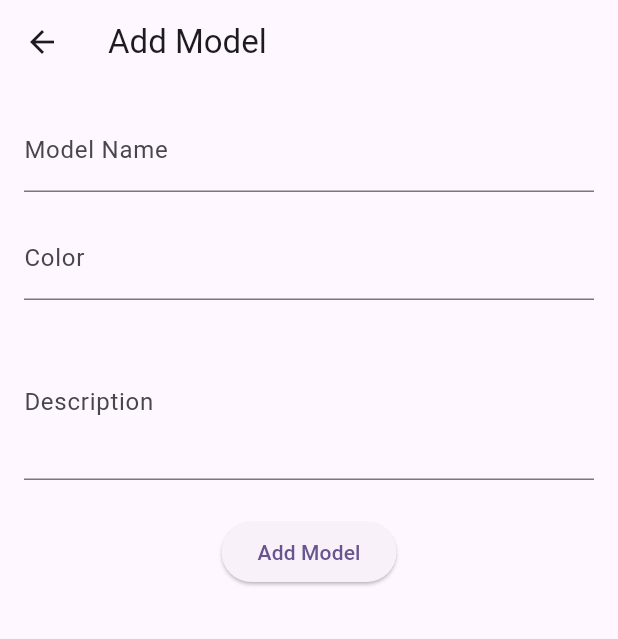
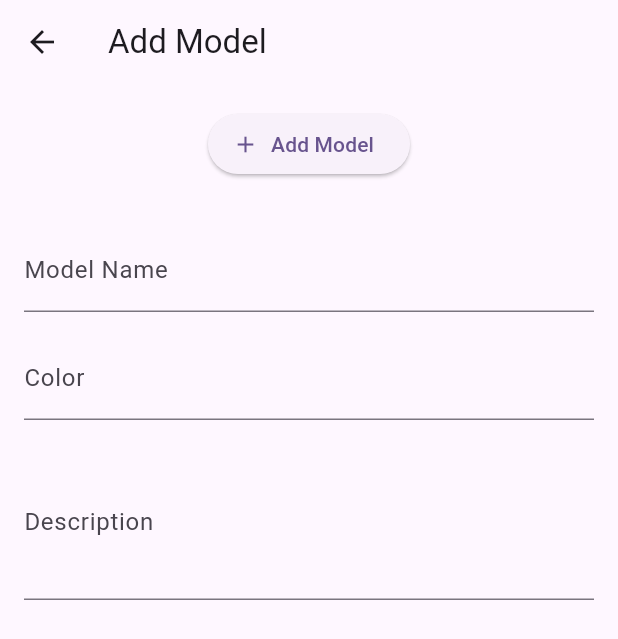
Before and after one commit to faisalahamed/anis_dealer, a Flutter app: the AddModelView screen opened directly, on a phone screen of 412 x 824 dp. Shown: the top 639 px of the screen. Run offline on Flutter 3.47's test engine with Material 3 defaults, Android fonts, the phone set to English and light mode, and no system bars.

Commit message:
basic done

```diff
--- a/lib/main.dart
+++ b/lib/main.dart
@@ -17,7 +17,7 @@ class MyApp extends StatelessWidget {
       theme: ThemeData(
         colorScheme: ColorScheme.fromSeed(seedColor: Colors.deepPurple),
       ),
-      home: const MyHomePage(title: 'Stock Management System'),
+      home: const MyHomePage(title: 'Dealer Anis  😉'),
     );
   }
 }
--- a/lib/view/model_view/add_model.dart
+++ b/lib/view/model_view/add_model.dart
@@ -24,9 +24,9 @@ class _AddModelViewState extends State<AddModelView> {
   void _submitForm() {
     if (_formKey.currentState!.validate()) {
       // Handle form submission
-      ScaffoldMessenger.of(context).showSnackBar(
-        const SnackBar(content: Text('Model added successfully')),
-      );
+      ScaffoldMessenger.of(
+        context,
+      ).showSnackBar(const SnackBar(content: Text('Model added successfully')));
       _formKey.currentState!.reset();
     }
   }
@@ -35,42 +35,69 @@ class _AddModelViewState extends State<AddModelView> {
   Widget build(BuildContext context) {
     return Scaffold(
       appBar: AppBar(title: const Text('Add Model')),
-      body: Padding(
+      body: Column(
+        children: [
+          Padding(
+            padding: const EdgeInsets.all(16.0),
+            child: ElevatedButton.icon(
+              onPressed: _submitForm,
+              icon: const Icon(Icons.add),
+              label: const Text('Add Model'),
+            ),
+          ),
+          Expanded(
+            child: SingleChildScrollView(
+              scrollDirection: Axis.vertical,
+              child: SingleChildScrollView(
+                scrollDirection: Axis.horizontal,
+                child: Padding(
                   padding: const EdgeInsets.all(16.0),
                   child: Form(
                     key: _formKey,
+                    child: SizedBox(
+                      width: MediaQuery.of(context).size.width - 32,
                       child: Column(
                         children: [
                           TextFormField(
                             controller: _modelNameController,
-                decoration: const InputDecoration(labelText: 'Model Name'),
-                validator: (value) =>
-                    value!.isEmpty ? 'Please enter model name' : null,
+                            decoration: const InputDecoration(
+                              labelText: 'Model Name',
+                            ),
+                            validator: (value) => value!.isEmpty
+                                ? 'Please enter model name'
+                                : null,
                           ),
                           const SizedBox(height: 16),
                           TextFormField(
                             controller: _colorController,
-                decoration: const InputDecoration(labelText: 'Color'),
+                            decoration: const InputDecoration(
+                              labelText: 'Color',
+                            ),
                             validator: (value) =>
                                 value!.isEmpty ? 'Please enter color' : null,
                           ),
                           const SizedBox(height: 16),
                           TextFormField(
                             controller: _descriptionController,
-                decoration: const InputDecoration(labelText: 'Description'),
+                            decoration: const InputDecoration(
+                              labelText: 'Description',
+                            ),
                             maxLines: 3,
-                validator: (value) =>
-                    value!.isEmpty ? 'Please enter description' : null,
+                            validator: (value) => value!.isEmpty
+                                ? 'Please enter description'
+                                : null,
                           ),
                           const SizedBox(height: 24),
-              ElevatedButton(
-                onPressed: _submitForm,
-                child: const Text('Add Model'),
-              ),
                         ],
                       ),
                     ),
                   ),
+                ),
+              ),
+            ),
+          ),
+        ],
+      ),
     );
   }
 }
```
Also changed, not shown: lib/view/homepage/home.dart (+10 -1 lines), lib/view/model_view/model_view.dart (+18 -5 lines), lib/view/stock/stock_home.dart (added, +53 -0 lines). Lines whose indentation alone changed are shown as unchanged.
